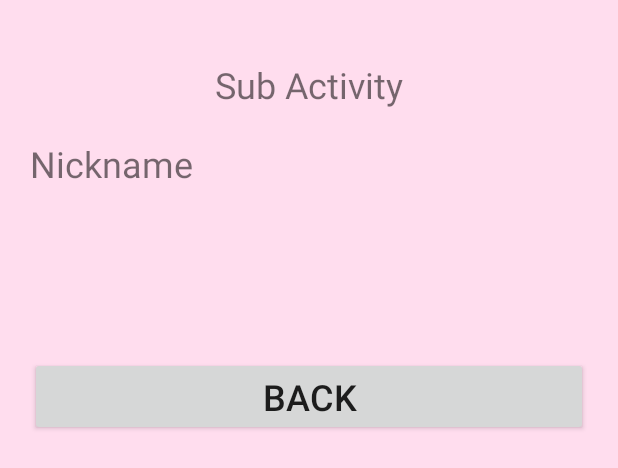
After one commit to team-cero/CulcToGoalset, an Android app: the layout activity_sub.xml on its own in the app's theme, with its tools: preview values and no code run, on a phone screen of 412 x 824 dp. The commit adds this screen. Shown: the top 468 px of the screen. Run offline under Robolectric (Android 15) with nearby library versions, the phone set to English and light mode, and no system bars.

Commit message:
group publicize

```diff
--- /dev/null
+++ b/app/src/main/res/layout/activity_sub.xml
@@ -0,0 +1,48 @@
+<?xml version="1.0" encoding="utf-8"?>
+<LinearLayout
+    xmlns:android="http://schemas.android.com/apk/res/android"
+    android:background="#fde"
+    android:orientation="vertical"
+    android:layout_width="match_parent"
+    android:layout_height="match_parent" >
+
+    <TextView
+        android:text="@string/sub"
+        android:textSize="24sp"
+        android:layout_width="match_parent"
+        android:layout_height="wrap_content"
+        android:gravity="center_horizontal"
+        android:layout_marginTop="40dp" />
+
+    <LinearLayout
+        android:layout_width="match_parent"
+        android:layout_height="wrap_content"
+        android:orientation="vertical">
+
+        <TextView
+            android:layout_width="wrap_content"
+            android:layout_height="wrap_content"
+            android:layout_margin="20dp"
+            android:text="@string/from_main"
+            android:textSize="24sp" />
+
+        <TextView
+            android:id="@+id/textView"
+            android:layout_width="220dp"
+            android:layout_height="wrap_content"
+            android:layout_margin="20dp"
+            android:textSize="24sp" />
+
+
+    </LinearLayout>
+
+    <Button
+        android:id="@+id/button"
+        android:text="@string/back"
+        android:textSize="24sp"
+        android:layout_width="match_parent"
+        android:layout_height="wrap_content"
+        android:gravity="center_horizontal"
+        android:layout_margin="20dp" />
+
+</LinearLayout>
--- a/app/src/main/res/values/strings.xml
+++ b/app/src/main/res/values/strings.xml
@@ -1,5 +1,9 @@
 <resources>
+
     <string name="app_name">CulcToGoalset</string>
+    <string name="co2_consumption">CO2 Consumption</string>
+    <string name="goal_setting">Goal Setting</string>
+    <string name="back">Back</string>
     <string-array name="array1">
         <item>Alfa Romeo</item>
         <item>BMW</item>
@@ -20,4 +24,8 @@
         <item>Carolla</item>
         <item>C-HR</item>
     </string-array>
+
+    <string name="sub">Sub Activity</string>
+    <string name="os_name">OS name"</string>
+    <string name="from_main">"Nickname"</string>
 </resources>
```
Also changed, not shown: app/src/main/java/com/example/culctogoalset/MainActivity.kt (+22 -23 lines), app/src/main/java/com/example/culctogoalset/SubActivity.kt (+29 -0 lines).
